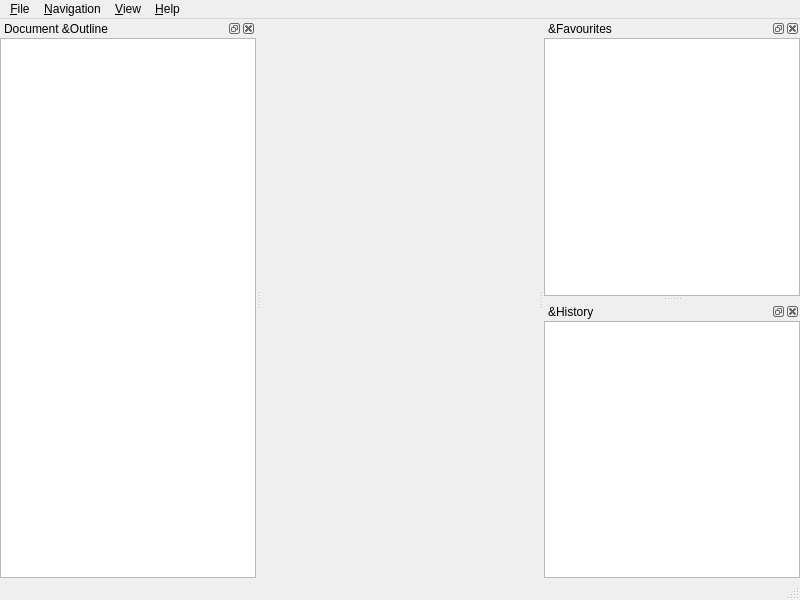
This is src/mainwindow.ui in ikskuh/kristall as Qt 5 draws it before an edit. The edited form follows.
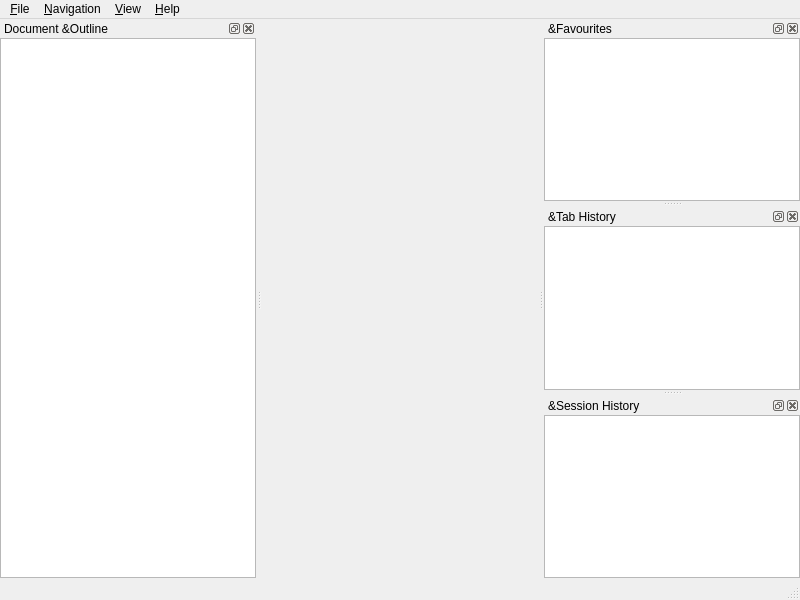
This is the edited form. Icons and pictures are not drawn. Custom widgets are drawn as their Qt base class.

Commit message:
Add view and widget for session browse history
Also wire that to CMake/QtProject. No persistent storage, yet.

```diff
--- a/src/mainwindow.ui
+++ b/src/mainwindow.ui
@@ -147,7 +147,7 @@
      <normaloff>.</normaloff>.</iconset>
    </property>
    <property name="windowTitle">
-    <string>&amp;History</string>
+    <string>&amp;Tab History</string>
    </property>
    <property name="_shortcut" stdset="0">
     <string>Ctrl+H</string>
@@ -175,6 +175,40 @@
     </layout>
    </widget>
   </widget>
+  <widget class="QDockWidget" name="session_history_window">
+   <property name="windowIcon">
+    <iconset theme="history">
+     <normaloff>.</normaloff>.</iconset>
+   </property>
+   <property name="windowTitle">
+    <string>&amp;Session History</string>
+   </property>
+   <property name="_shortcut" stdset="0">
+    <string>Ctrl+Shift+H</string>
+   </property>
+   <attribute name="dockWidgetArea">
+    <number>2</number>
+   </attribute>
+   <widget class="QWidget" name="dockWidgetContents_4">
+    <layout class="QVBoxLayout" name="verticalLayout_5">
+     <property name="leftMargin">
+      <number>0</number>
+     </property>
+     <property name="topMargin">
+      <number>0</number>
+     </property>
+     <property name="rightMargin">
+      <number>0</number>
+     </property>
+     <property name="bottomMargin">
+      <number>0</number>
+     </property>
+     <item>
+      <widget class="QListView" name="session_history_view"/>
+     </item>
+    </layout>
+   </widget>
+  </widget>
   <widget class="QMenuBar" name="menuBar">
    <property name="geometry">
     <rect>
```
The commit also changes 8 other files.
